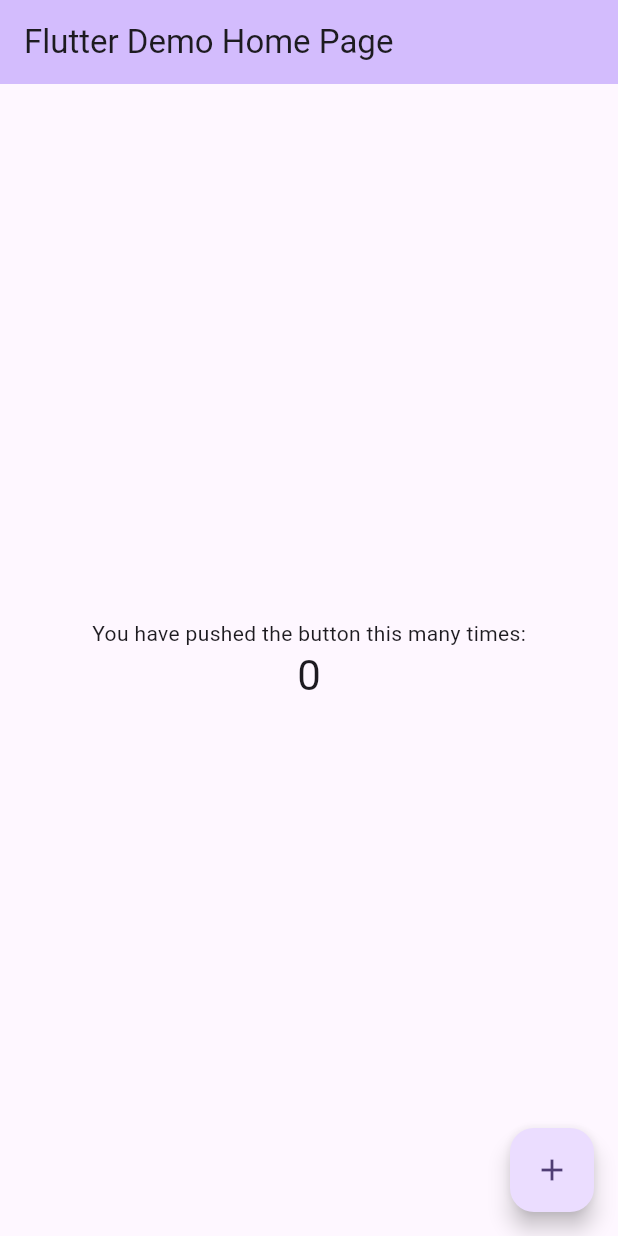
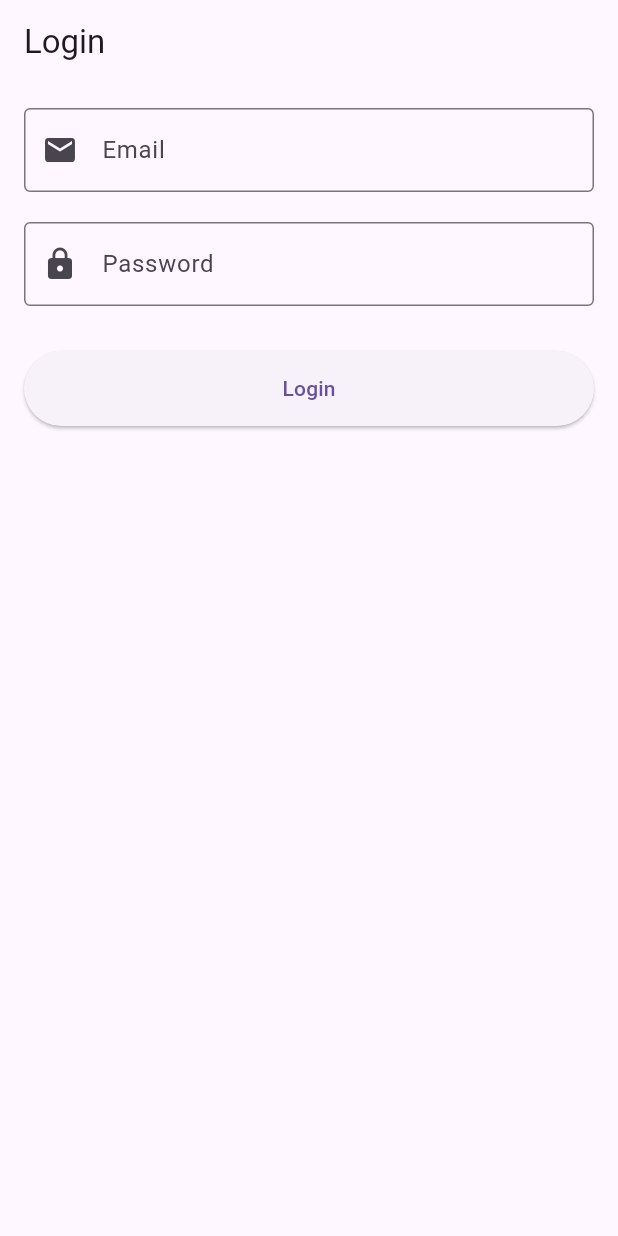
Before and after one commit to andreicosmin02/furniture_store_app, a Flutter app: the screen it shows after launch, on a phone screen of 412 x 824 dp. Run offline on Flutter 3.47's test engine with Material 3 defaults, Android fonts, the phone set to English and light mode, and no system bars.

Commit message:
Add home.dart and login.dart screens

```diff
--- a/lib/main.dart
+++ b/lib/main.dart
@@ -1,4 +1,5 @@
 import 'package:flutter/material.dart';
+import 'views/login.dart';
 
 void main() {
   runApp(const MyApp());
@@ -7,119 +8,15 @@ void main() {
 class MyApp extends StatelessWidget {
   const MyApp({super.key});
 
-  // This widget is the root of your application.
   @override
   Widget build(BuildContext context) {
     return MaterialApp(
-      title: 'Flutter Demo',
+      title: 'Login Demo',
       theme: ThemeData(
-        // This is the theme of your application.
-        //
-        // TRY THIS: Try running your application with "flutter run". You'll see
-        // the application has a purple toolbar. Then, without quitting the app,
-        // try changing the seedColor in the colorScheme below to Colors.green
-        // and then invoke "hot reload" (save your changes or press the "hot
-        // reload" button in a Flutter-supported IDE, or press "r" if you used
-        // the command line to start the app).
-        //
-        // Notice that the counter didn't reset back to zero; the application
-        // state is not lost during the reload. To reset the state, use hot
-        // restart instead.
-        //
-        // This works for code too, not just values: Most code changes can be
-        // tested with just a hot reload.
-        colorScheme: ColorScheme.fromSeed(seedColor: Colors.deepPurple),
+        primarySwatch: Colors.blue,
         useMaterial3: true,
       ),
-      home: const MyHomePage(title: 'Flutter Demo Home Page'),
+      home: const LoginPage(),
     );
   }
 }
-
-class MyHomePage extends StatefulWidget {
-  const MyHomePage({super.key, required this.title});
-
-  // This widget is the home page of your application. It is stateful, meaning
-  // that it has a State object (defined below) that contains fields that affect
-  // how it looks.
-
-  // This class is the configuration for the state. It holds the values (in this
-  // case the title) provided by the parent (in this case the App widget) and
-  // used by the build method of the State. Fields in a Widget subclass are
-  // always marked "final".
-
-  final String title;
-
-  @override
-  State<MyHomePage> createState() => _MyHomePageState();
-}
-
-class _MyHomePageState extends State<MyHomePage> {
-  int _counter = 0;
-
-  void _incrementCounter() {
-    setState(() {
-      // This call to setState tells the Flutter framework that something has
-      // changed in this State, which causes it to rerun the build method below
-      // so that the display can reflect the updated values. If we changed
-      // _counter without calling setState(), then the build method would not be
-      // called again, and so nothing would appear to happen.
-      _counter++;
-    });
-  }
-
-  @override
-  Widget build(BuildContext context) {
-    // This method is rerun every time setState is called, for instance as done
-    // by the _incrementCounter method above.
-    //
-    // The Flutter framework has been optimized to make rerunning build methods
-    // fast, so that you can just rebuild anything that needs updating rather
-    // than having to individually change instances of widgets.
-    return Scaffold(
-      appBar: AppBar(
-        // TRY THIS: Try changing the color here to a specific color (to
-        // Colors.amber, perhaps?) and trigger a hot reload to see the AppBar
-        // change color while the other colors stay the same.
-        backgroundColor: Theme.of(context).colorScheme.inversePrimary,
-        // Here we take the value from the MyHomePage object that was created by
-        // the App.build method, and use it to set our appbar title.
-        title: Text(widget.title),
-      ),
-      body: Center(
-        // Center is a layout widget. It takes a single child and positions it
-        // in the middle of the parent.
-        child: Column(
-          // Column is also a layout widget. It takes a list of children and
-          // arranges them vertically. By default, it sizes itself to fit its
-          // children horizontally, and tries to be as tall as its parent.
-          //
-          // Column has various properties to control how it sizes itself and
-          // how it positions its children. Here we use mainAxisAlignment to
-          // center the children vertically; the main axis here is the vertical
-          // axis because Columns are vertical (the cross axis would be
-          // horizontal).
-          //
-          // TRY THIS: Invoke "debug painting" (choose the "Toggle Debug Paint"
-          // action in the IDE, or press "p" in the console), to see the
-          // wireframe for each widget.
-          mainAxisAlignment: MainAxisAlignment.center,
-          children: <Widget>[
-            const Text(
-              'You have pushed the button this many times:',
-            ),
-            Text(
-              '$_counter',
-              style: Theme.of(context).textTheme.headlineMedium,
-            ),
-          ],
-        ),
-      ),
-      floatingActionButton: FloatingActionButton(
-        onPressed: _incrementCounter,
-        tooltip: 'Increment',
-        child: const Icon(Icons.add),
-      ), // This trailing comma makes auto-formatting nicer for build methods.
-    );
-  }
-}
--- /dev/null
+++ b/lib/views/login.dart
@@ -0,0 +1,124 @@
+import 'package:flutter/material.dart';
+// import the homepage from home.dart
+import 'home.dart';
+
+// Create LoginPage class - stateful widget
+class LoginPage extends StatefulWidget {
+  const LoginPage({super.key});
+
+  @override
+  _LoginPageState createState() => _LoginPageState();
+}
+
+// Create LoginPageState class - state
+class _LoginPageState extends State<LoginPage> {  // Creating variables
+  final _formKey = GlobalKey<FormState>(); // Form key is used for form validation, it is a unique identifier for the form. If we don't use it then we can't validate the form.
+
+
+  // TextEditingController is used to control the text field. It is used to get the value of the text field.
+  final TextEditingController _emailController = TextEditingController();
+  final TextEditingController _passwordController = TextEditingController();
+
+  @override
+  void dispose() {
+    _emailController.dispose();
+    _passwordController.dispose();
+    super.dispose();
+  }
+  // What dispose does: https://api.flutter.dev/flutter/widgets/State/dispose.html
+  // In simple terms: It is called when the object is removed from the tree permanently.
+
+  void _submitForm() {
+    if (_formKey.currentState!.validate()) {
+      // Perform login logic here
+      final email = _emailController.text;
+      final password = _passwordController.text;
+
+      // For demonstration: print credential and show success
+      print('Email: $email');
+      print('Password: $password');
+      ScaffoldMessenger.of(context).showSnackBar(
+        const SnackBar(
+          content: Text('Login Successful'),
+          backgroundColor: Colors.green,
+        ),
+      );
+
+      // Navigate to home screen after login
+      Navigator.pushReplacement(
+        context,
+        MaterialPageRoute(
+          builder: (context) => const HomeScreen(),
+        ),
+      );
+    }
+  }
+
+
+  // Build the UI
+  @override
+  Widget build(BuildContext context) {
+    return Scaffold(
+      appBar: AppBar(
+        title: const Text('Login'),
+      ),
+      body: Padding(
+        padding: const EdgeInsets.all(16.0),
+        child: Form(
+          key: _formKey,
+          child: Column(
+            children: [
+              TextFormField(
+                controller: _emailController,
+                decoration: const InputDecoration(
+                  labelText: 'Email',
+                  hintText: 'Enter your email',
+                  prefixIcon: Icon(Icons.email),
+                  border: OutlineInputBorder(),
+                ),
+                keyboardType: TextInputType.emailAddress,
+                validator: (value) {
+                  if (value == null || value.isEmpty) {
+                    return 'Please enter your email';
+                  }
+                  if (!value.contains('@')) {
+                    return 'Please enter a valid email';
+                  }
+                  return null;
+                }
+              ),
+              const SizedBox(height: 20),
+              TextFormField(
+                controller: _passwordController,
+                decoration: const InputDecoration(
+                  labelText: 'Password',
+                  hintText: 'Enter your password',
+                  prefixIcon: Icon(Icons.lock),
+                  border: OutlineInputBorder(),
+                ),
+                obscureText: true, // Hide password
+                validator: (value) {
+                  if (value == null || value.isEmpty) {
+                    return 'Please enter your password';
+                  }
+                  if (value.length < 6) {
+                    return 'Password must be at least 6 characters';
+                  }
+                  return null;
+                }
+              ),
+              const SizedBox(height: 30),
+              ElevatedButton(
+                onPressed: _submitForm,
+                style: ElevatedButton.styleFrom(
+                  minimumSize: const Size(double.infinity, 50),
+                ),
+                child: const Text('Login'),
+              ),
+            ]
+          )
+        )
+      )
+    );
+  }
+}
```
Also changed, not shown: lib/views/home.dart (added, +18 -0 lines).
